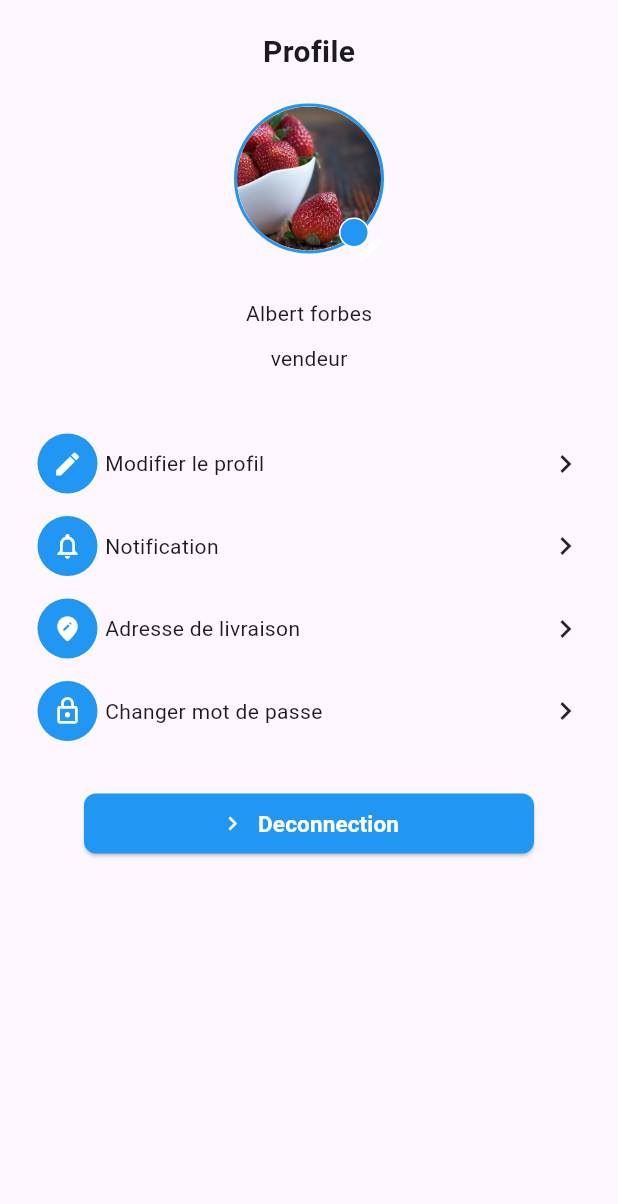
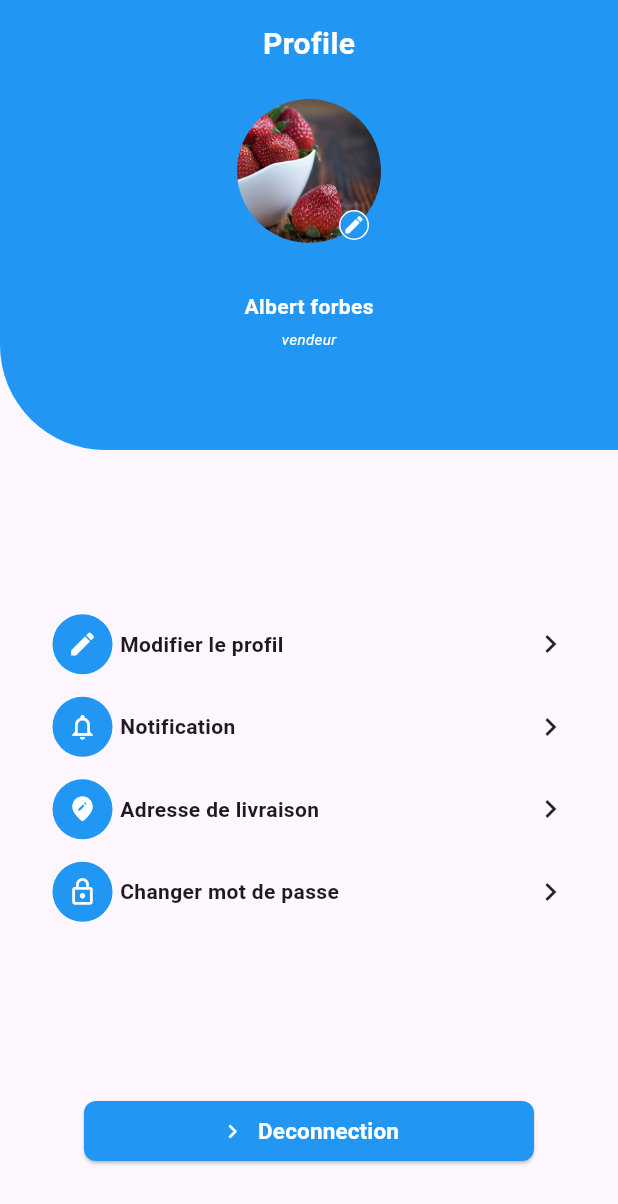
Before and after one commit to Ebn4/OkapiZando, a Flutter app: the Profilepage screen opened directly, on a phone screen of 412 x 824 dp. Shown: the top 1204 px of the screen. Run offline on Flutter 3.47's test engine with Material 3 defaults, Android fonts, the phone set to English and light mode, and no system bars; our stand-ins replace badges.

Commit message:
modification de profilepage et mybottom

```diff
--- a/lib/main.dart
+++ b/lib/main.dart
@@ -1,4 +1,5 @@
 import 'package:flutter/material.dart';
+import 'package:okapi_zando_mobile/pages/acceuil/acceuilPage.dart';
 import 'package:okapi_zando_mobile/pages/widgets/accueil.dart';
 import 'package:okapi_zando_mobile/userProfile/profilePage.dart';
 void main() {
@@ -16,7 +17,7 @@ class MyApp extends StatelessWidget {
       debugShowCheckedModeBanner: false,
       title: 'Okapi Zando',
       // home: Signup(),
-      home: Profilepage(),
+      home: AcceuilPage(),
     );
   }
 }
--- a/lib/pages/widgets/myBottomNavigation.dart
+++ b/lib/pages/widgets/myBottomNavigation.dart
@@ -1,4 +1,5 @@
 import 'package:flutter/material.dart';
+import 'package:okapi_zando_mobile/userProfile/profilePage.dart';
 
 class MybottomNavigation extends StatefulWidget {
   @override
@@ -50,9 +51,17 @@ class _MybottomNavigationState extends State<MybottomNavigation> {
                 ),
               ),
             ),
-            NavigationDestination(
-              icon: Icon(Icons.person_2_outlined),
-              label: 'profil',
+            InkWell(
+              onTap: (){
+                debugPrint('navigation vers profil page');
+                  Navigator.push(context, MaterialPageRoute(builder: (context){
+                    return Profilepage();
+                  }));
+              },
+              child: NavigationDestination(
+                icon: Icon(Icons.person_2_outlined),
+                label: 'profil',
+              ),
             ),
             NavigationDestination(
               icon: Icon(Icons.menu_outlined),
--- a/lib/userProfile/profilePage.dart
+++ b/lib/userProfile/profilePage.dart
@@ -7,13 +7,33 @@ class Profilepage extends StatelessWidget {
   Widget build(BuildContext context) {
     return Scaffold(
       body: Container(
-        padding: EdgeInsets.all(20),
+         height: MediaQuery.of(context).size.height,
+         padding: EdgeInsets.only(bottom: 50),
         child: Column(
-          mainAxisAlignment: MainAxisAlignment.start,
+           mainAxisSize: MainAxisSize.max,
+            mainAxisAlignment: MainAxisAlignment.spaceBetween,
           children: [
-            const Text(
+            Container(
+              height: 300,
+              width: double.infinity,
+              decoration: BoxDecoration(
+                color: Colors.blue,
+                borderRadius: BorderRadius.only(
+                  bottomLeft: Radius.circular(70),
+                ),
+              ),
+              child: Column(
+                children: [
+                  Padding(
+                    padding: const EdgeInsets.only(top: 15),
+                    child: const Text(
                       'Profile',
-              style: TextStyle(fontSize: 20, fontWeight: FontWeight.bold),
+                      style: TextStyle(
+                        fontSize: 20,
+                        fontWeight: FontWeight.bold,
+                        color: Colors.white,
+                      ),
+                    ),
                   ),
                   SizedBox(height: 20),
                   Stack(
@@ -45,21 +65,41 @@ class Profilepage extends StatelessWidget {
                             color: Colors.blue,
                             border: Border.all(color: Colors.white, width: 1),
                           ),
-                    child: Padding(
-                      padding: const EdgeInsets.all(10.0),
-                      child: Icon(Icons.edit, color: Colors.white, size: 20),
+                          child: Icon(
+                            Icons.edit,
+                            color: Colors.white,
+                            size: 15,
                           ),
                         ),
                       ),
                     ],
                   ),
                   SizedBox(height: 30),
-            Text('Albert forbes'),
-            SizedBox(height: 10,),
-            Text('vendeur'),
-            SizedBox(height: 40,),
+                  Text(
+                    'Albert forbes',
+                    style: TextStyle(
+                      fontWeight: FontWeight.bold,
+                      color: Colors.white,
+                    ),
+                  ),
+                  SizedBox(height: 5),
+                  Text(
+                    'vendeur',
+                    style: TextStyle(
+                      fontStyle: FontStyle.italic,
+                      fontSize: 10,
+                      color: Colors.white,
+                    ),
+                  ),
+                  SizedBox(height: 60),
+                ],
+              ),
+            ),
+            SizedBox(height: 20),
 
-            Column(
+            Padding(
+              padding: const EdgeInsets.symmetric(horizontal: 30),
+              child: Column(
                 children: [
                   Row(
                     children: [
@@ -71,10 +111,19 @@ class Profilepage extends StatelessWidget {
                             color: Colors.blue,
                           ),
                           padding: EdgeInsets.all(10),
-                        child: Icon(Icons.edit, color: Colors.white, size: 20),
+                          child: Icon(
+                            Icons.edit,
+                            color: Colors.white,
+                            size: 20,
                           ),
                         ),
-                    Expanded(child: Text('Modifier le profil')),
+                      ),
+                      Expanded(
+                        child: Text(
+                          'Modifier le profil',
+                          style: TextStyle(fontWeight: FontWeight.bold),
+                        ),
+                      ),
                       SizedBox(width: 30, child: Icon(Icons.navigate_next)),
                     ],
                   ),
@@ -96,7 +145,12 @@ class Profilepage extends StatelessWidget {
                           ),
                         ),
                       ),
-                    Expanded(child: Text('Notification')),
+                      Expanded(
+                        child: Text(
+                          'Notification',
+                          style: TextStyle(fontWeight: FontWeight.bold),
+                        ),
+                      ),
                       SizedBox(width: 30, child: Icon(Icons.navigate_next)),
                     ],
                   ),
@@ -118,7 +172,12 @@ class Profilepage extends StatelessWidget {
                           ),
                         ),
                       ),
-                    Expanded(child: Text('Adresse de livraison')),
+                      Expanded(
+                        child: Text(
+                          'Adresse de livraison',
+                          style: TextStyle(fontWeight: FontWeight.bold),
+                        ),
+                      ),
                       SizedBox(width: 30, child: Icon(Icons.navigate_next)),
                     ],
                   ),
@@ -140,14 +199,20 @@ class Profilepage extends StatelessWidget {
                           ),
                         ),
                       ),
-                    Expanded(child: Text('Changer mot de passe')),
+                      Expanded(
+                        child: Text(
+                          'Changer mot de passe',
+                          style: TextStyle(fontWeight: FontWeight.bold),
+                        ),
+                      ),
                       SizedBox(width: 30, child: Icon(Icons.navigate_next)),
                     ],
                   ),
                 ],
               ),
+            ),
 
-            SizedBox(height: 35),
+            SizedBox(height: 30),
             SizedBox(
               width: 300,
               height: 40,
```
Lines whose indentation alone changed are shown as unchanged.
